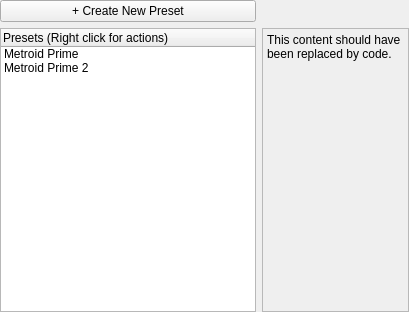
Above: randovania/gui/ui_files/select_preset_widget.ui from randovania/randovania before the change. Below: the same form after it.
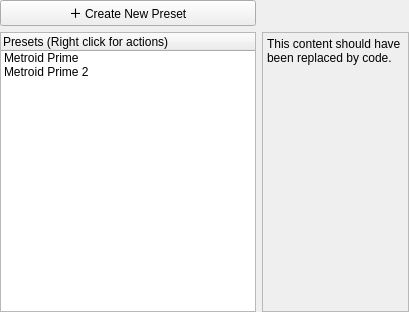
That is the form after the change. Custom widgets are drawn as their Qt base class.

What changed in the file:
```diff
--- a/randovania/gui/ui_files/select_preset_widget.ui
+++ b/randovania/gui/ui_files/select_preset_widget.ui
@@ -26,7 +26,7 @@
    <item row="0" column="0" colspan="2">
     <widget class="QPushButton" name="create_new_preset_button">
      <property name="text">
-      <string>+ Create New Preset</string>
+      <string>＋ Create New Preset</string>
      </property>
     </widget>
    </item>
```
